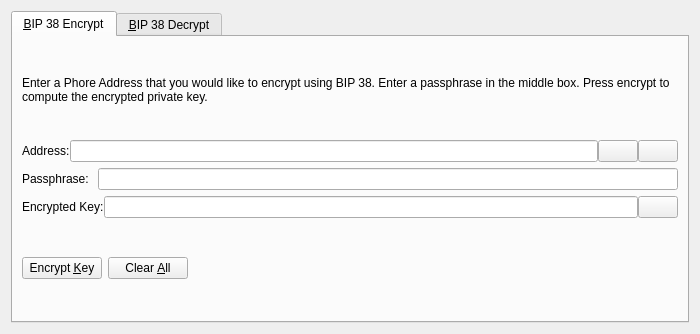
Old version of the form src/qt/forms/bip38tooldialog.ui in the repository emberce/Aem.
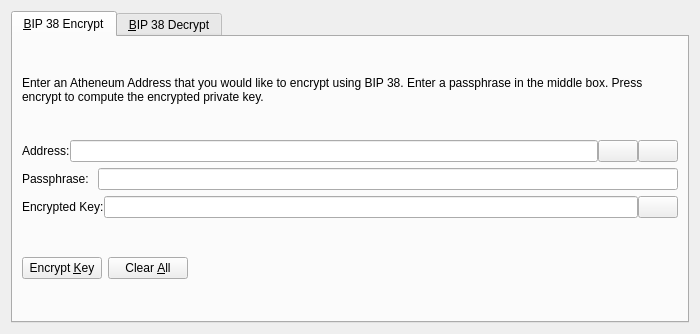
New version of the form. The open tabs and pages were chosen to show the change. Icons and pictures are not drawn. Custom widgets are drawn as their Qt base class.

Diff of the .ui file:
```diff
--- a/src/qt/forms/bip38tooldialog.ui
+++ b/src/qt/forms/bip38tooldialog.ui
@@ -30,7 +30,7 @@
        <item>
         <widget class="QLabel" name="infoLabel_ENC">
          <property name="text">
-          <string>Enter a Phore Address that you would like to encrypt using BIP 38. Enter a passphrase in the middle box. Press encrypt to compute the encrypted private key.</string>
+          <string>Enter an Atheneum Address that you would like to encrypt using BIP 38. Enter a passphrase in the middle box. Press encrypt to compute the encrypted private key.</string>
          </property>
          <property name="textFormat">
           <enum>Qt::PlainText</enum>
```
Left out of the diff: 24 changed lines with no effect on the pictures.
